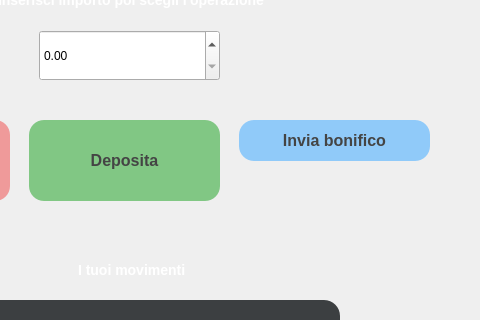
Old version of the form MainWindow.ui in the repository AndreaDiPietro0/BankAccount_DiPietro; both pictures show x 191 to 671 and y 110 to 430 of the 671 by 684 pixel window.
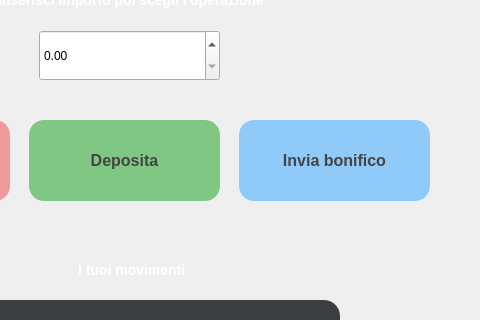
New version of the form.

Patch:
```diff
--- a/MainWindow.ui
+++ b/MainWindow.ui
@@ -201,7 +201,7 @@
       <x>430</x>
       <y>230</y>
       <width>191</width>
-      <height>41</height>
+      <height>81</height>
      </rect>
     </property>
     <property name="font">
```
